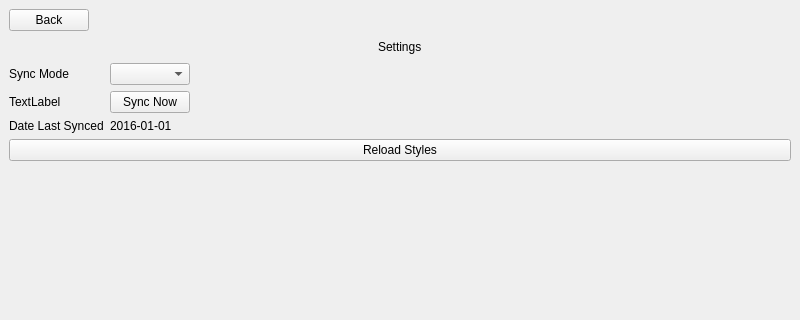
Before: the Qt Designer form views/settingsview.ui in Vermont-EPSCoR/Macroinvertebrates, drawn with Qt 5; both pictures show x 0 to 800 and y 0 to 320 of the 800 by 600 pixel window.
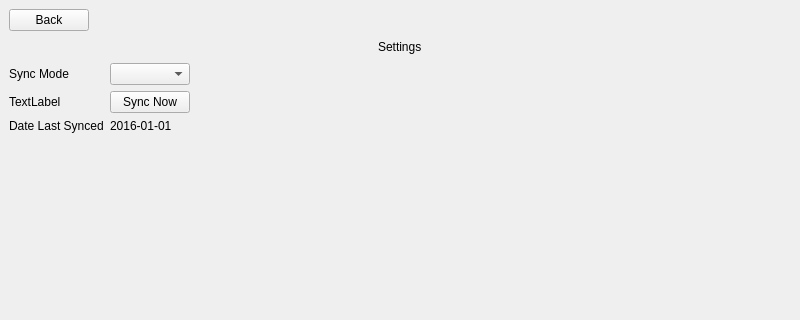
After: the same form once the commit is applied.

```diff
--- a/views/settingsview.ui
+++ b/views/settingsview.ui
@@ -138,13 +138,6 @@
       </item>
      </layout>
     </item>
-    <item>
-     <widget class="QPushButton" name="pushButton_3">
-      <property name="text">
-       <string>Reload Styles</string>
-      </property>
-     </widget>
-    </item>
     <item>
      <spacer name="verticalSpacer">
       <property name="orientation">
```
